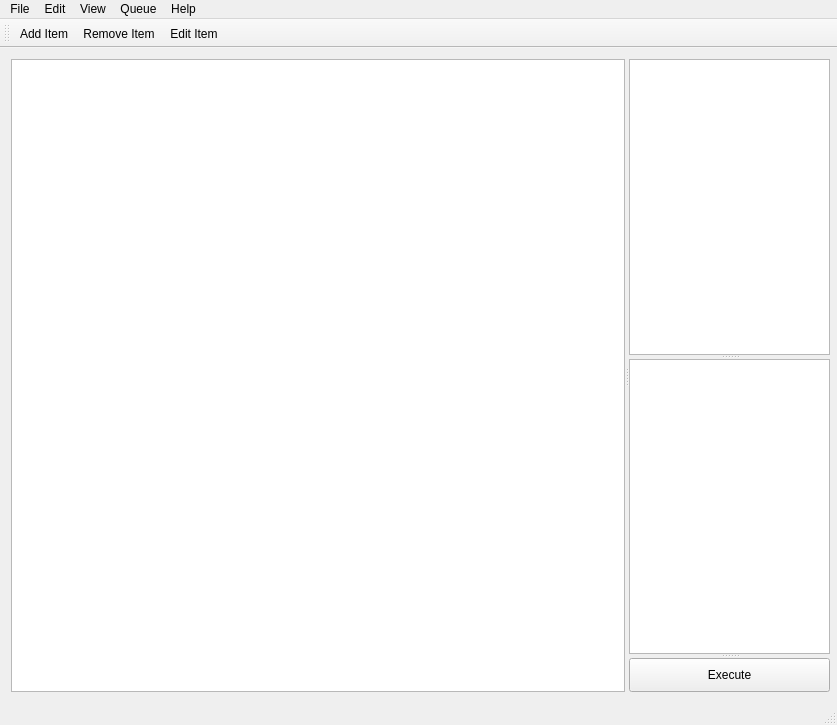
The window that mainwindow.ui (chrismanning/ddvs) describes before a commit, drawn with Qt 5.
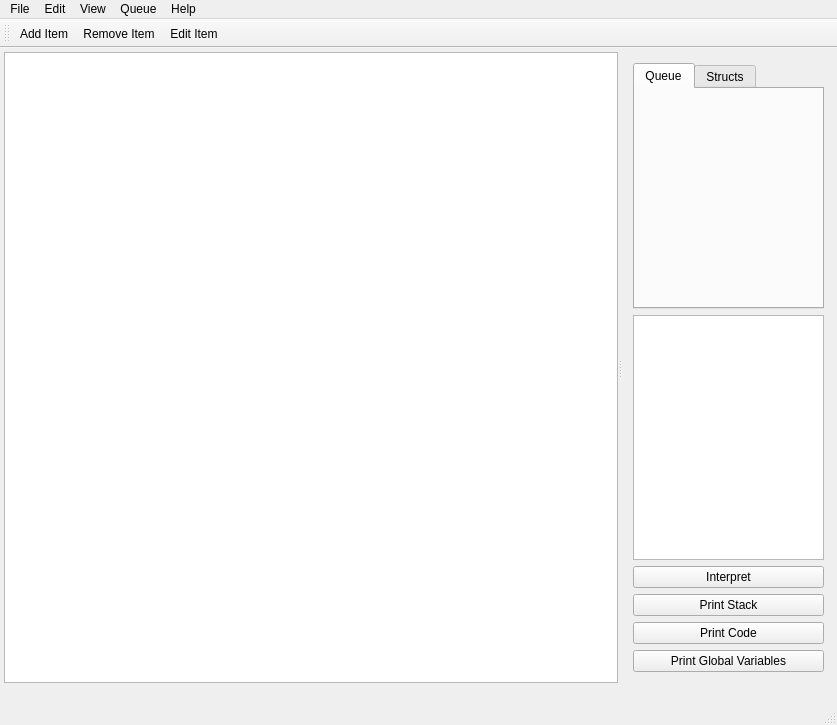
The same window after the commit. Icons and pictures are not drawn.

Commit message: Lots of big additions:  - We have an interpreter! Based around the Boost Spirit conjure1 example (refactored a bit).  - What currently works:    - variable declaration + assignment    - function definition    - function calls, but only as part of an expression    - scope with functions, may break later    - struct definitions are parsed but not interpreted yet    - basic error handling    - operator precedence  - Some buttons added to the UI for debugging purposes + some refactoring of UI

What changed in the file:
```diff
--- a/mainwindow.ui
+++ b/mainwindow.ui
@@ -20,20 +20,14 @@
    <string>MainWindow</string>
   </property>
   <widget class="QWidget" name="centralWidget">
-   <layout class="QGridLayout" name="gridLayout">
-    <item row="0" column="0">
-     <widget class="QSplitter" name="splitter_2">
-      <property name="sizePolicy">
-       <sizepolicy hsizetype="Expanding" vsizetype="Preferred">
-        <horstretch>1</horstretch>
-        <verstretch>1</verstretch>
-       </sizepolicy>
-      </property>
-      <property name="minimumSize">
-       <size>
-        <width>819</width>
-        <height>610</height>
-       </size>
+   <widget class="QSplitter" name="splitter">
+    <property name="geometry">
+     <rect>
+      <x>4</x>
+      <y>4</y>
+      <width>831</width>
+      <height>631</height>
+     </rect>
       </property>
       <property name="orientation">
        <enum>Qt::Horizontal</enum>
@@ -55,33 +49,66 @@
         <set>QPainter::Antialiasing|QPainter::SmoothPixmapTransform|QPainter::TextAntialiasing</set>
        </property>
       </widget>
-      <widget class="QSplitter" name="splitter">
-       <property name="sizePolicy">
-        <sizepolicy hsizetype="Ignored" vsizetype="Expanding">
-         <horstretch>0</horstretch>
-         <verstretch>1</verstretch>
-        </sizepolicy>
-       </property>
-       <property name="minimumSize">
-        <size>
-         <width>200</width>
-         <height>0</height>
-        </size>
-       </property>
-       <property name="orientation">
-        <enum>Qt::Vertical</enum>
-       </property>
-       <widget class="QListView" name="listView"/>
-       <widget class="QPlainTextEdit" name="plainTextEdit"/>
-       <widget class="QPushButton" name="pushButton">
+    <widget class="QWidget" name="">
+     <layout class="QVBoxLayout" name="verticalLayout">
+      <item>
+       <widget class="QTabWidget" name="tabWidget">
+        <property name="enabled">
+         <bool>true</bool>
+        </property>
+        <property name="currentIndex">
+         <number>0</number>
+        </property>
+        <widget class="QWidget" name="QueueTab">
+         <attribute name="title">
+          <string>Queue</string>
+         </attribute>
+        </widget>
+        <widget class="QWidget" name="StructsTab">
+         <attribute name="title">
+          <string>Structs</string>
+         </attribute>
+        </widget>
+       </widget>
+      </item>
+      <item>
+       <widget class="QPlainTextEdit" name="interpreterInput"/>
+      </item>
+      <item>
+       <layout class="QGridLayout" name="gridLayout">
+        <item row="0" column="0">
+         <widget class="QPushButton" name="interpretButton">
+          <property name="text">
+           <string>Interpret</string>
+          </property>
+         </widget>
+        </item>
+        <item row="1" column="0">
+         <widget class="QPushButton" name="printStackButton">
         <property name="text">
-         <string>Execute</string>
-        </property>
-       </widget>
-      </widget>
+           <string>Print Stack</string>
+          </property>
+         </widget>
+        </item>
+        <item row="2" column="0">
+         <widget class="QPushButton" name="printCodeButton">
+          <property name="text">
+           <string>Print Code</string>
+          </property>
+         </widget>
+        </item>
+        <item row="3" column="0">
+         <widget class="QPushButton" name="printVarsButton">
+          <property name="text">
+           <string>Print Global Variables</string>
+          </property>
      </widget>
     </item>
    </layout>
+      </item>
+     </layout>
+    </widget>
+   </widget>
   </widget>
   <widget class="QMenuBar" name="menuBar">
    <property name="geometry">
```
Left out of the diff: 2 changed lines with no effect on the pictures. Lines whose indentation alone changed are shown as unchanged. The commit also changes 18 other files.
